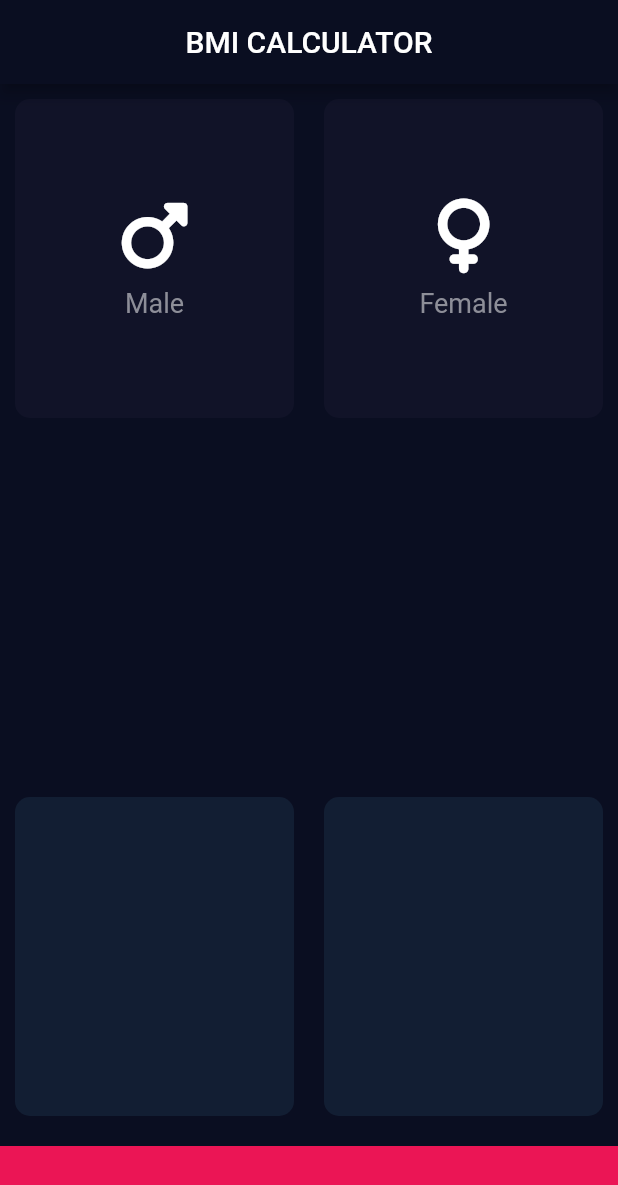
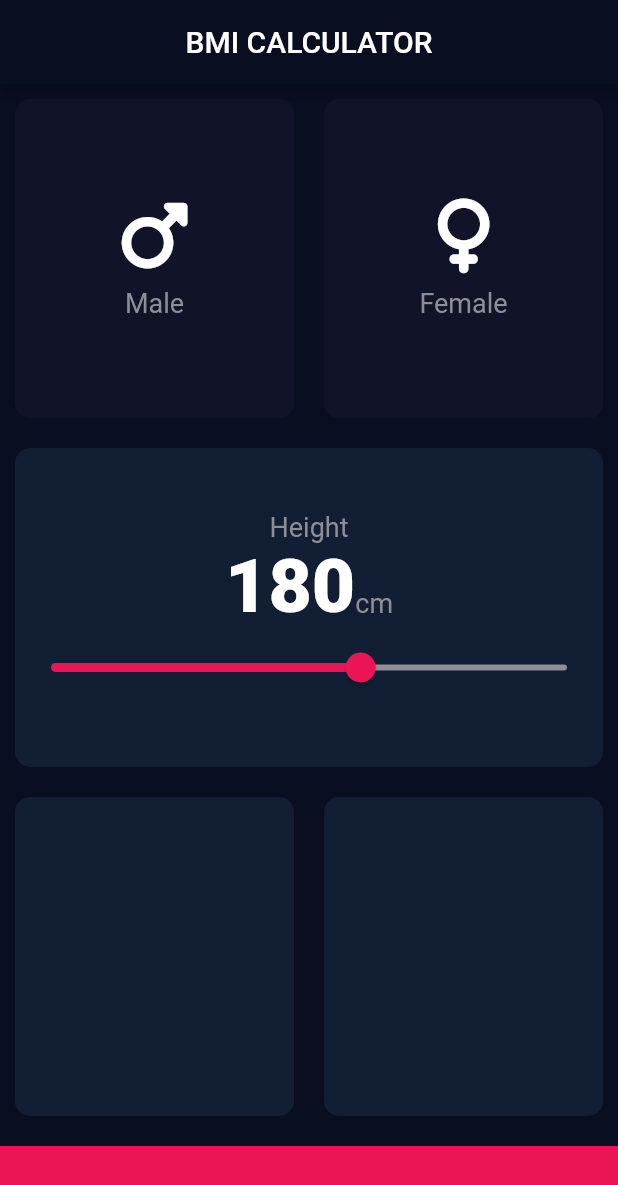
Before and after one commit to RichardCastuera/BMICalculator, a Flutter app: the screen it shows after launch, on a phone screen of 412 x 824 dp. Shown: the top 1185 px of the screen. Run offline on Flutter 3.47's test engine with Material 2 defaults, Android fonts, the phone set to English and light mode, and no system bars; our stand-ins replace font_awesome_flutter.

Commit message:
feat(bmi_app): Added Slider Widget

```diff
--- /dev/null
+++ b/bmi_app/lib/constant.dart
@@ -0,0 +1,16 @@
+import 'package:flutter/material.dart';
+
+const kBottomContainerHeight = 60.0;
+const kActiveCardColor = Color(0xFF121E33);
+const kInactiveCardColor = Color(0xFF111328);
+const kBottomContainerColor = Color(0xFFEB1555);
+
+const kLabelTextStyle = TextStyle(
+  fontSize: 18.0,
+  color: Color(0xFF8D8E98),
+);
+
+const kNumberTextStyle = TextStyle(
+  fontSize: 50.0,
+  fontWeight: FontWeight.w900,
+);
--- a/bmi_app/lib/icon_content.dart
+++ b/bmi_app/lib/icon_content.dart
@@ -1,5 +1,6 @@
 import 'package:flutter/material.dart';
 import 'package:font_awesome_flutter/font_awesome_flutter.dart';
+import 'constant.dart';
 
 Column iconData(IconData gender, String label) {
   return Column(
@@ -14,10 +15,7 @@ Column iconData(IconData gender, String label) {
       ),
       Text(
         label,
-        style: TextStyle(
-          fontSize: 18.0,
-          color: Color(0xFF8D8E98),
-        ),
+        style: kLabelTextStyle,
       ),
     ],
   );
--- a/bmi_app/lib/input_page.dart
+++ b/bmi_app/lib/input_page.dart
@@ -2,11 +2,7 @@ import 'package:flutter/material.dart';
 import 'package:font_awesome_flutter/font_awesome_flutter.dart';
 import 'reusablecard_content.dart';
 import 'icon_content.dart';
-
-const bottomContainerHeight = 60.0;
-const containerColor = Color(0xFF121E33);
-const inactiveCardColor = Color(0xFF111328);
-const bottomContainerColor = Color(0xFFEB1555);
+import 'constant.dart';
 
 enum GenderType {
   male,
@@ -22,6 +18,7 @@ class InputPage extends StatefulWidget {
 
 class _InputPageState extends State<InputPage> {
   GenderType? selectedGender;
+  int height = 180;
 
   @override
   Widget build(BuildContext context) {
@@ -31,17 +28,18 @@ class _InputPageState extends State<InputPage> {
         centerTitle: true,
       ),
       body: Column(
+        crossAxisAlignment: CrossAxisAlignment.stretch,
         children: [
           Expanded(
             child: Row(
               children: [
                 Expanded(
                   child: reusableCard(
-                    selectedGender == GenderType.male
-                        ? containerColor
-                        : inactiveCardColor,
-                    iconData(FontAwesomeIcons.mars, 'Male'),
-                    () {
+                    color: selectedGender == GenderType.male
+                        ? kActiveCardColor
+                        : kInactiveCardColor,
+                    cardChild: iconData(FontAwesomeIcons.mars, 'Male'),
+                    onPress: () {
                       setState(() {
                         selectedGender = GenderType.male;
                       });
@@ -50,11 +48,11 @@ class _InputPageState extends State<InputPage> {
                 ),
                 Expanded(
                   child: reusableCard(
-                    selectedGender == GenderType.female
-                        ? containerColor
-                        : inactiveCardColor,
-                    iconData(FontAwesomeIcons.venus, 'Female'),
-                    () {
+                    color: selectedGender == GenderType.female
+                        ? kActiveCardColor
+                        : kInactiveCardColor,
+                    cardChild: iconData(FontAwesomeIcons.venus, 'Female'),
+                    onPress: () {
                       setState(() {
                         selectedGender = GenderType.female;
                       });
@@ -66,9 +64,45 @@ class _InputPageState extends State<InputPage> {
           ),
           Expanded(
             child: reusableCard(
-              containerColor,
-              Column(),
-              () {},
+              color: kActiveCardColor,
+              cardChild: Column(
+                mainAxisAlignment: MainAxisAlignment.center,
+                children: [
+                  Text(
+                    'Height',
+                    style: kLabelTextStyle,
+                  ),
+                  Row(
+                    mainAxisAlignment: MainAxisAlignment.center,
+                    crossAxisAlignment: CrossAxisAlignment.baseline,
+                    textBaseline: TextBaseline.alphabetic,
+                    children: [
+                      Text(
+                        height.toString(),
+                        style: kNumberTextStyle,
+                      ),
+                      Text(
+                        'cm',
+                        style: kLabelTextStyle,
+                      ),
+                    ],
+                  ),
+                  Slider(
+                    value: height.toDouble(),
+                    min: 120,
+                    max: 220,
+                    activeColor: Color(0xFFEB1555),
+                    inactiveColor: Color(0xFF8D8E98),
+                    onChanged: (double value) {
+                      setState(() {
+                        height = value.round();
+                      });
+                      print(value);
+                    },
+                  ),
+                ],
+              ),
+              onPress: () {},
             ),
           ),
           Expanded(
@@ -76,26 +110,26 @@ class _InputPageState extends State<InputPage> {
               children: [
                 Expanded(
                   child: reusableCard(
-                    containerColor,
-                    Column(),
-                    () {},
+                    color: kActiveCardColor,
+                    cardChild: Column(),
+                    onPress: () {},
                   ),
                 ),
                 Expanded(
                   child: reusableCard(
-                    containerColor,
-                    Column(),
-                    () {},
+                    color: kActiveCardColor,
+                    cardChild: Column(),
+                    onPress: () {},
                   ),
                 ),
               ],
             ),
           ),
           Container(
-            color: bottomContainerColor,
+            color: kBottomContainerColor,
             margin: EdgeInsets.only(top: 10.0),
             width: double.infinity,
-            height: bottomContainerHeight,
+            height: kBottomContainerHeight,
           ),
         ],
       ),
--- a/bmi_app/lib/reusablecard_content.dart
+++ b/bmi_app/lib/reusablecard_content.dart
@@ -1,7 +1,9 @@
 import 'package:flutter/material.dart';
 
 GestureDetector reusableCard(
-    Color color, Widget cardChild, void Function() onPress) {
+    {required Color color,
+    required Widget cardChild,
+    required void Function() onPress}) {
   return GestureDetector(
     onTap: onPress,
     child: Container(
```
